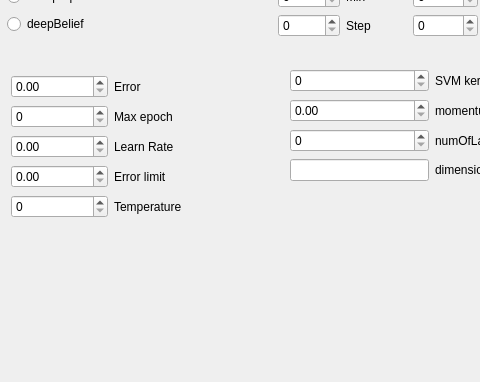
ArtfulVampire/SecondGUIrepo, file net.ui: the form before one commit; both pictures show x 0 to 480 and y 267 to 649 of the 981 by 649 pixel window.
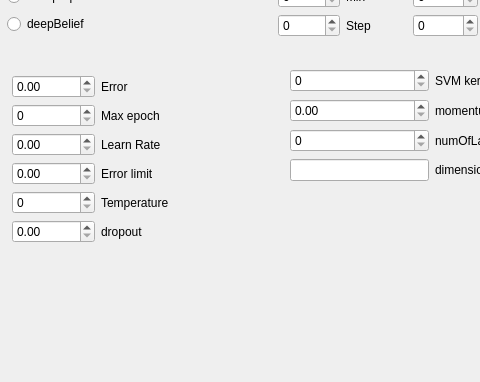
The form after the commit.

Patch:
```diff
--- a/net.ui
+++ b/net.ui
@@ -166,76 +166,6 @@
     </item>
    </layout>
   </widget>
-  <widget class="QWidget" name="layoutWidget">
-   <property name="geometry">
-    <rect>
-     <x>11</x>
-     <y>341</y>
-     <width>199</width>
-     <height>150</height>
-    </rect>
-   </property>
-   <layout class="QGridLayout" name="gridLayout">
-    <item row="0" column="0">
-     <layout class="QHBoxLayout" name="horizontalLayout">
-      <item>
-       <widget class="QDoubleSpinBox" name="currentErrorDoubleSpinBox"/>
-      </item>
-     </layout>
-    </item>
-    <item row="0" column="1">
-     <widget class="QLabel" name="label_5">
-      <property name="text">
-       <string>Error</string>
-      </property>
-     </widget>
-    </item>
-    <item row="1" column="0">
-     <layout class="QHBoxLayout" name="horizontalLayout_2">
-      <item>
-       <widget class="QSpinBox" name="epochSpinBox"/>
-      </item>
-     </layout>
-    </item>
-    <item row="1" column="1">
-     <widget class="QLabel" name="label_4">
-      <property name="text">
-       <string>Max epoch</string>
-      </property>
-     </widget>
-    </item>
-    <item row="2" column="0">
-     <widget class="QDoubleSpinBox" name="learnRateBox"/>
-    </item>
-    <item row="2" column="1">
-     <widget class="QLabel" name="label">
-      <property name="text">
-       <string>Learn Rate</string>
-      </property>
-     </widget>
-    </item>
-    <item row="3" column="0">
-     <widget class="QDoubleSpinBox" name="critErrorDoubleSpinBox"/>
-    </item>
-    <item row="3" column="1">
-     <widget class="QLabel" name="label_2">
-      <property name="text">
-       <string>Error limit</string>
-      </property>
-     </widget>
-    </item>
-    <item row="4" column="0">
-     <widget class="QSpinBox" name="tempBox"/>
-    </item>
-    <item row="4" column="1">
-     <widget class="QLabel" name="label_3">
-      <property name="text">
-       <string>Temperature</string>
-      </property>
-     </widget>
-    </item>
-   </layout>
-  </widget>
   <widget class="QWidget" name="layoutWidget">
    <property name="geometry">
     <rect>
@@ -597,6 +527,78 @@
     </item>
    </layout>
   </widget>
+  <widget class="QWidget" name="">
+   <property name="geometry">
+    <rect>
+     <x>12</x>
+     <y>342</y>
+     <width>171</width>
+     <height>171</height>
+    </rect>
+   </property>
+   <layout class="QGridLayout" name="gridLayout">
+    <item row="0" column="0">
+     <widget class="QDoubleSpinBox" name="currentErrorDoubleSpinBox"/>
+    </item>
+    <item row="0" column="1">
+     <widget class="QLabel" name="label_5">
+      <property name="text">
+       <string>Error</string>
+      </property>
+     </widget>
+    </item>
+    <item row="1" column="0">
+     <widget class="QSpinBox" name="epochSpinBox"/>
+    </item>
+    <item row="1" column="1">
+     <widget class="QLabel" name="label_4">
+      <property name="text">
+       <string>Max epoch</string>
+      </property>
+     </widget>
+    </item>
+    <item row="2" column="0">
+     <widget class="QDoubleSpinBox" name="learnRateBox"/>
+    </item>
+    <item row="2" column="1">
+     <widget class="QLabel" name="label">
+      <property name="text">
+       <string>Learn Rate</string>
+      </property>
+     </widget>
+    </item>
+    <item row="3" column="0">
+     <widget class="QDoubleSpinBox" name="critErrorDoubleSpinBox"/>
+    </item>
+    <item row="3" column="1">
+     <widget class="QLabel" name="label_2">
+      <property name="text">
+       <string>Error limit</string>
+      </property>
+     </widget>
+    </item>
+    <item row="4" column="0">
+     <widget class="QSpinBox" name="tempBox"/>
+    </item>
+    <item row="4" column="1">
+     <widget class="QLabel" name="label_3">
+      <property name="text">
+       <string>Temperature</string>
+      </property>
+     </widget>
+    </item>
+    <item row="5" column="0">
+     <widget class="QDoubleSpinBox" name="dropoutDoubleSpinBox"/>
+    </item>
+    <item row="5" column="1">
+     <widget class="QLabel" name="label_24">
+      <property name="text">
+       <string>dropout</string>
+      </property>
+     </widget>
+    </item>
+   </layout>
+  </widget>
  </widget>
  <resources/>
  <connections/>
```
